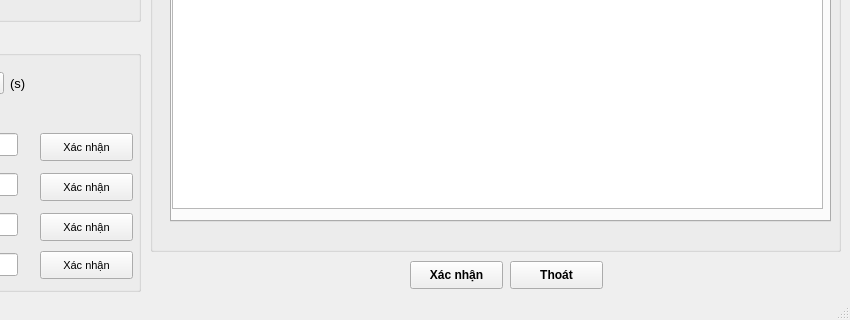
Phamthinh02/Luan_van, file GUI/GUImain.ui: the form before one commit; both pictures show x 250 to 1100 and y 478 to 798 of the 1100 by 798 pixel window.
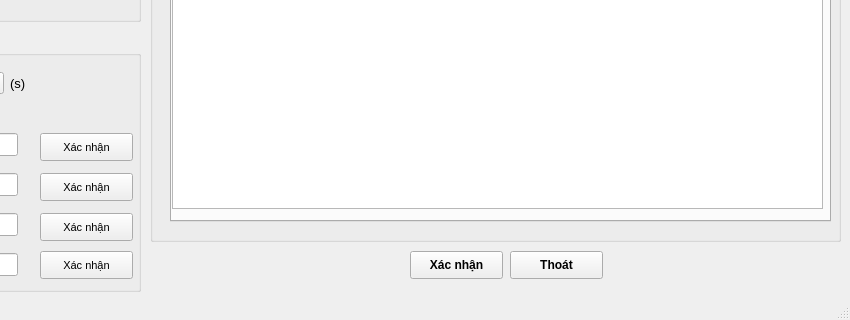
The form after the commit.

Diff of the .ui file:
```diff
--- a/GUI/GUImain.ui
+++ b/GUI/GUImain.ui
@@ -649,7 +649,7 @@
     <property name="geometry">
      <rect>
       <x>760</x>
-      <y>720</y>
+      <y>710</y>
       <width>93</width>
       <height>28</height>
      </rect>
@@ -668,7 +668,7 @@
     <property name="geometry">
      <rect>
       <x>660</x>
-      <y>720</y>
+      <y>710</y>
       <width>93</width>
       <height>28</height>
      </rect>
@@ -689,7 +689,7 @@
       <x>400</x>
       <y>330</y>
       <width>691</width>
-      <height>381</height>
+      <height>371</height>
      </rect>
     </property>
     <property name="font">
```
